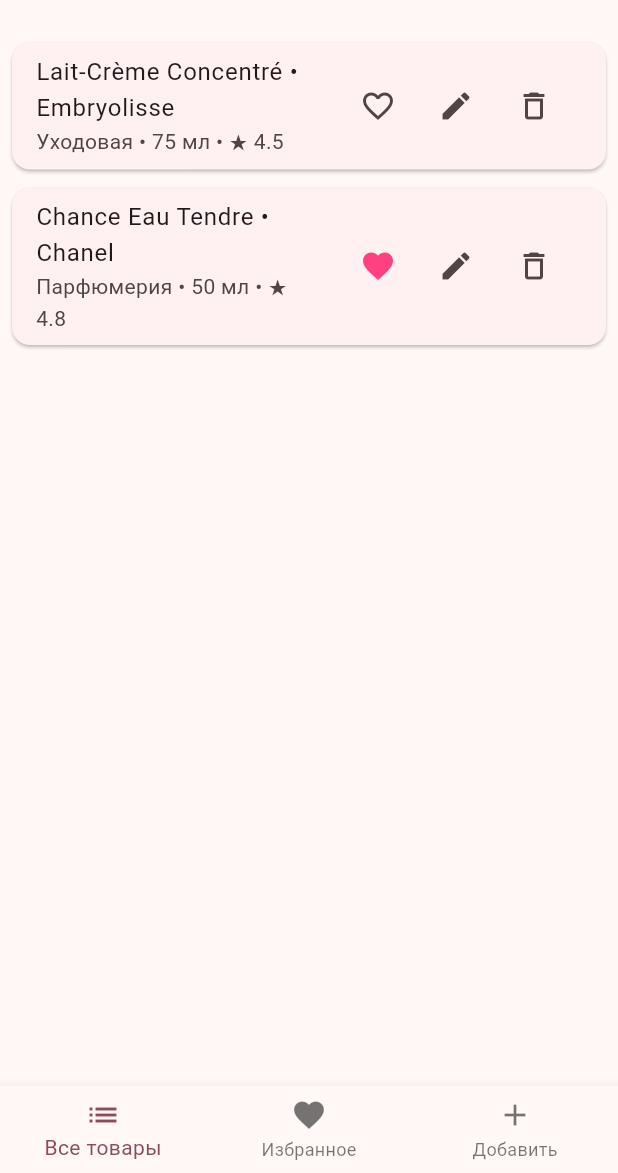
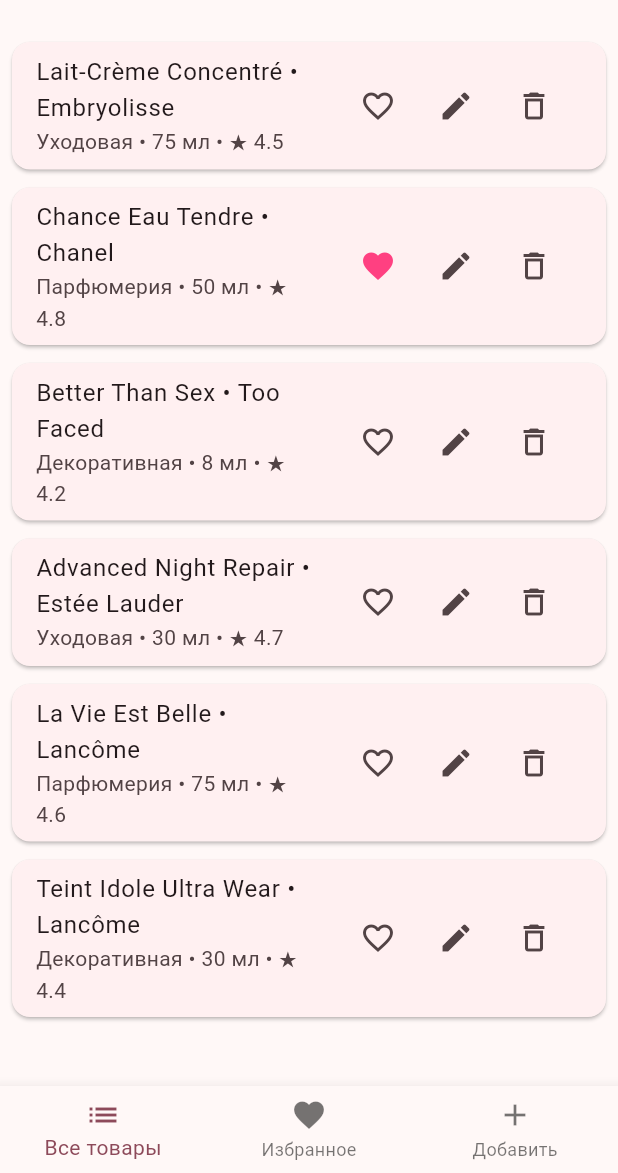
Before and after one commit to ilnprsht/rkmp_6pr, a Flutter app: the screen it shows after launch, on a phone screen of 412 x 824 dp, the part 63-1236 px from its top. Run offline on Flutter 3.47's test engine with Material 3 defaults, Android fonts, the phone set to English and light mode, and no system bars.

Commit message:
changed smth

```diff
--- a/lib/state/products_container.dart
+++ b/lib/state/products_container.dart
@@ -26,6 +26,7 @@ class _ProductsContainerState extends State<ProductsContainer> {
       expirationDate: '08.2027',
       rating: 4.5,
       isFavorite: false,
+      imageUrl: 'https://picsum.photos/id/1011/600/600',
     ),
     Product(
       id: 2,
@@ -36,10 +37,56 @@ class _ProductsContainerState extends State<ProductsContainer> {
       expirationDate: '12.2028',
       rating: 4.8,
       isFavorite: true,
+      imageUrl: 'https://picsum.photos/id/1025/600/600',
+    ),
+    Product(
+      id: 3,
+      name: 'Better Than Sex',
+      brand: 'Too Faced',
+      category: 'Декоративная',
+      volume: '8 мл',
+      expirationDate: '05.2026',
+      rating: 4.2,
+      isFavorite: false,
+      imageUrl: 'https://picsum.photos/id/100/600/600',
+    ),
+    Product(
+      id: 4,
+      name: 'Advanced Night Repair',
+      brand: 'Estée Lauder',
+      category: 'Уходовая',
+      volume: '30 мл',
+      expirationDate: '03.2027',
+      rating: 4.7,
+      isFavorite: false,
+      imageUrl: 'https://picsum.photos/id/433/600/600',
+    ),
+    Product(
+      id: 5,
+      name: 'La Vie Est Belle',
+      brand: 'Lancôme',
+      category: 'Парфюмерия',
+      volume: '75 мл',
+      expirationDate: '10.2028',
+      rating: 4.6,
+      isFavorite: false,
+      imageUrl: 'https://picsum.photos/id/318/600/600',
+    ),
+    // при желании можно добавить ещё
+    Product(
+      id: 6,
+      name: 'Teint Idole Ultra Wear',
+      brand: 'Lancôme',
+      category: 'Декоративная',
+      volume: '30 мл',
+      expirationDate: '02.2027',
+      rating: 4.4,
+      isFavorite: false,
+      imageUrl: 'https://picsum.photos/id/237/600/600',
     ),
   ];
 
-  int _nextId = 3;
+  int _nextId = 7;
 
   List<Product> get products => List.unmodifiable(_products);
 
```
